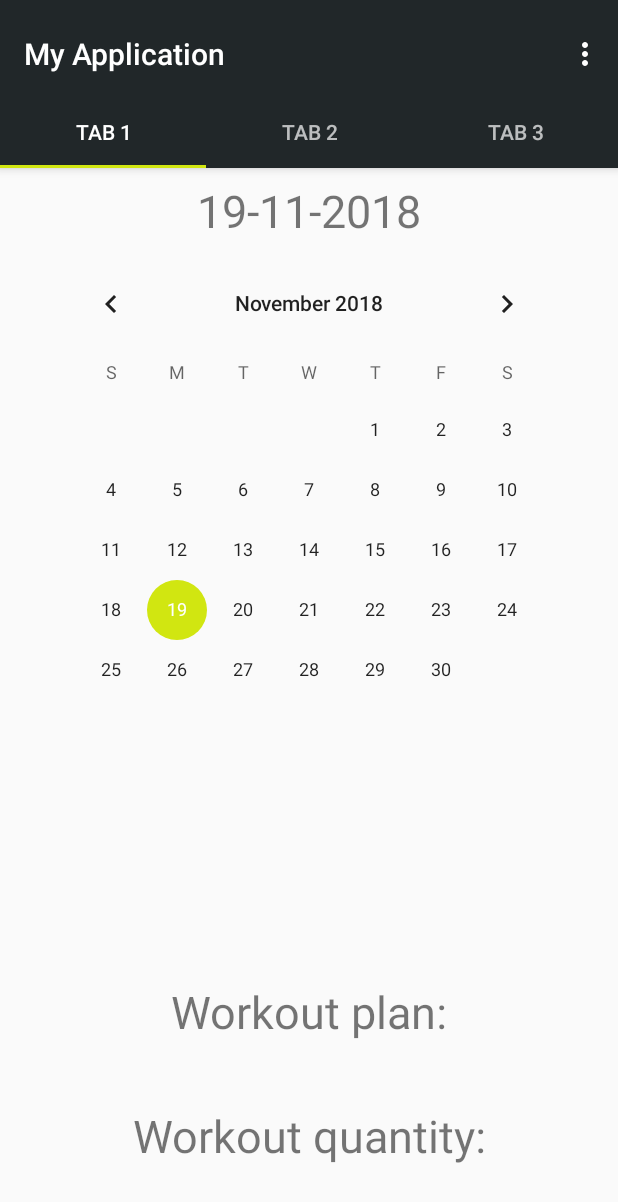
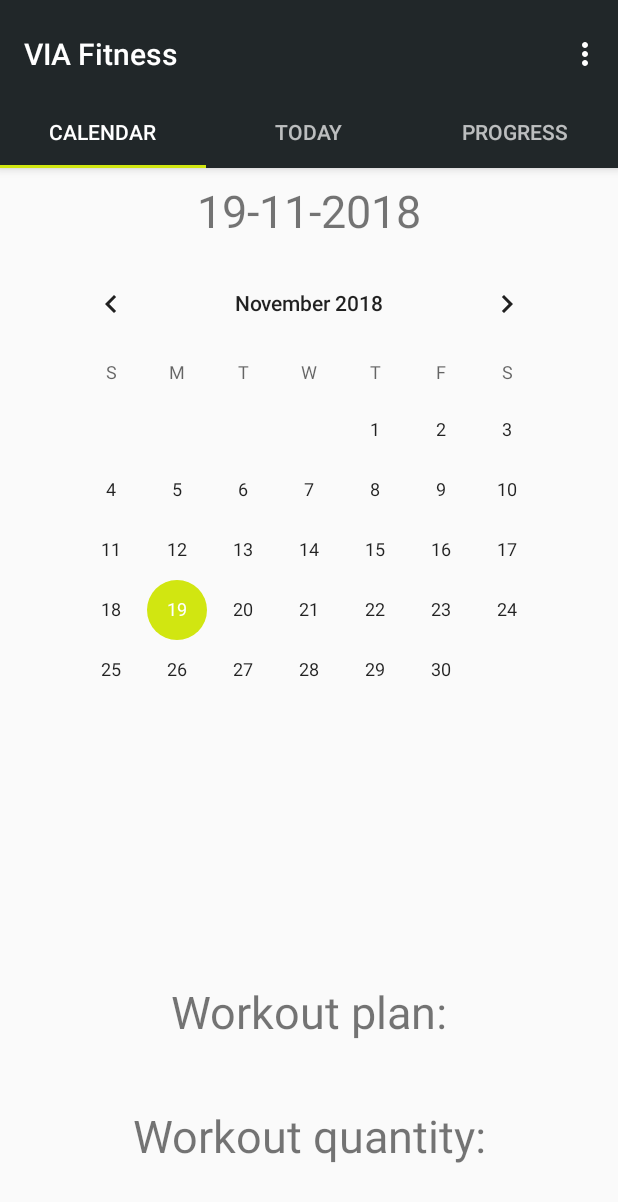
Before and after one commit to niuxe/android_fitnessApp, an Android app: the screen it shows after launch (MainActivity), on a phone screen of 412 x 824 dp. Shown: the top 1202 px of the screen. Run offline under Robolectric (Android 15) with nearby library versions, the phone set to English and light mode, and no system bars; libraries missing offline, so code that uses them is left out: com.jjoe64.graphview.

Commit message:
Changed strings XML

```diff
--- a/app/src/main/res/values/strings.xml
+++ b/app/src/main/res/values/strings.xml
@@ -1,8 +1,8 @@
 <resources>
-    <string name="app_name">My Application</string>
-    <string name="tab_text_1">Tab 1</string>
-    <string name="tab_text_2">Tab 2</string>
-    <string name="tab_text_3">Tab 3</string>
+    <string name="app_name">VIA Fitness</string>
+    <string name="tab_text_1">Calendar</string>
+    <string name="tab_text_2">Today</string>
+    <string name="tab_text_3">Progress</string>
     <string name="action_settings">Settings</string>
     <string name="section_format">Hello World from section: %1$d</string>
     <string-array name="exercise_tags">
```
